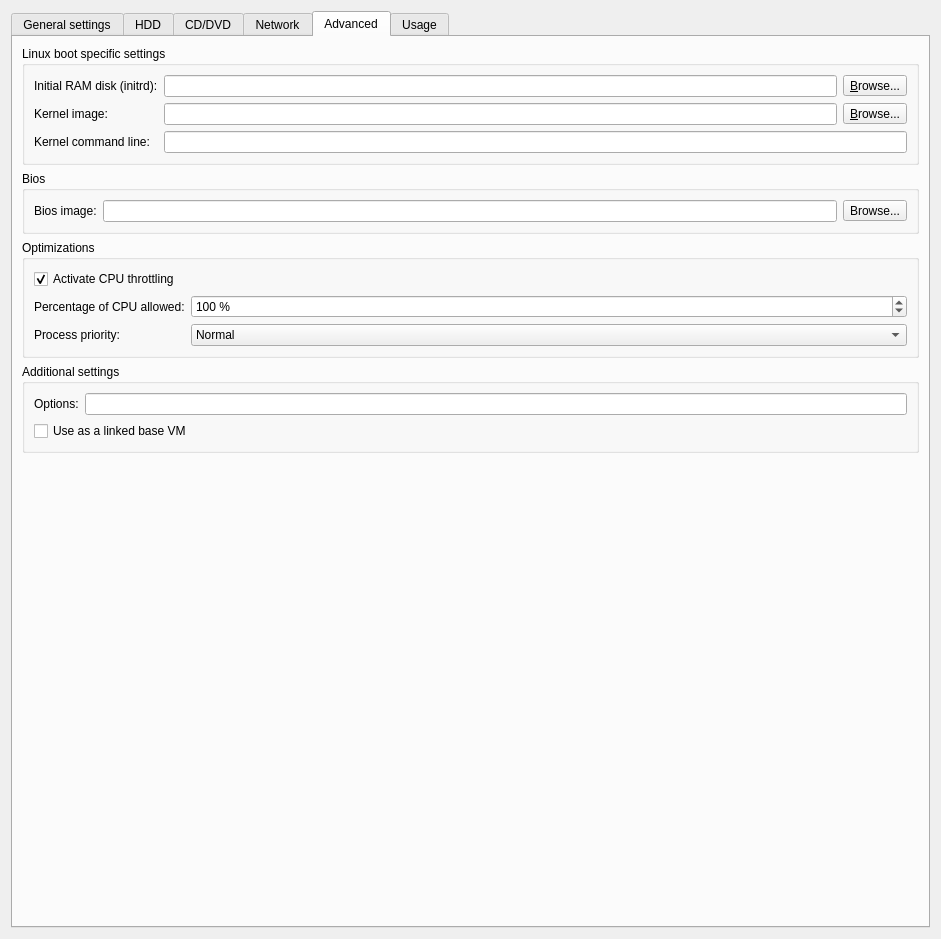
Qt form gns3/modules/qemu/ui/qemu_vm_configuration_page.ui (kaisenlinux/gns3-gui) before a commit.
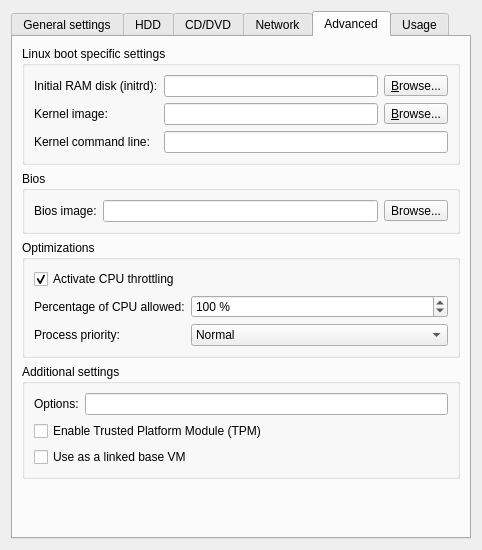
The same form after that commit. The open tabs and pages were chosen to show the change.

```diff
--- a/gns3/modules/qemu/ui/qemu_vm_configuration_page.ui
+++ b/gns3/modules/qemu/ui/qemu_vm_configuration_page.ui
@@ -6,8 +6,8 @@
    <rect>
     <x>0</x>
     <y>0</y>
-    <width>941</width>
-    <height>939</height>
+    <width>478</width>
+    <height>550</height>
    </rect>
   </property>
   <property name="windowTitle">
@@ -890,7 +890,7 @@
             </property>
            </widget>
           </item>
-          <item row="1" column="0" colspan="2">
+          <item row="2" column="0" colspan="2">
            <widget class="QCheckBox" name="uiBaseVMCheckBox">
             <property name="enabled">
              <bool>true</bool>
@@ -900,6 +900,13 @@
             </property>
            </widget>
           </item>
+          <item row="1" column="0" colspan="2">
+           <widget class="QCheckBox" name="uiTPMCheckBox">
+            <property name="text">
+             <string>Enable Trusted Platform Module (TPM)</string>
+            </property>
+           </widget>
+          </item>
          </layout>
          <zorder>uiQemuOptionsLineEdit</zorder>
          <zorder>uiQemuOptionsLabel</zorder>
```
Left out of the diff: 1 changed line with no effect on the pictures.
